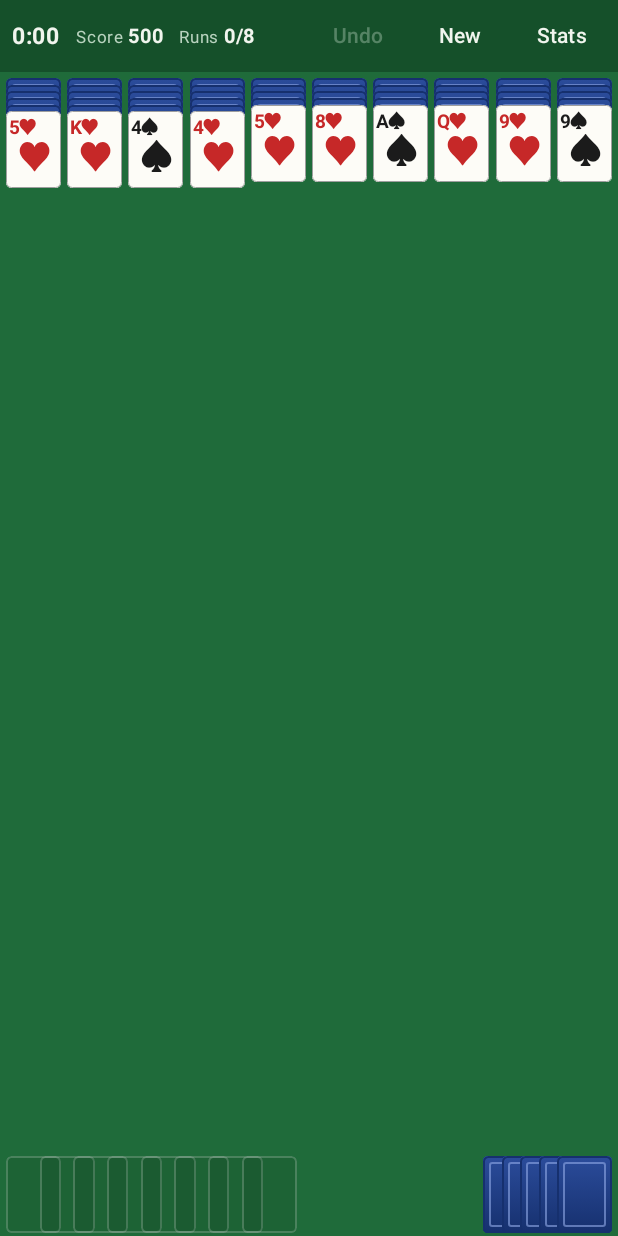
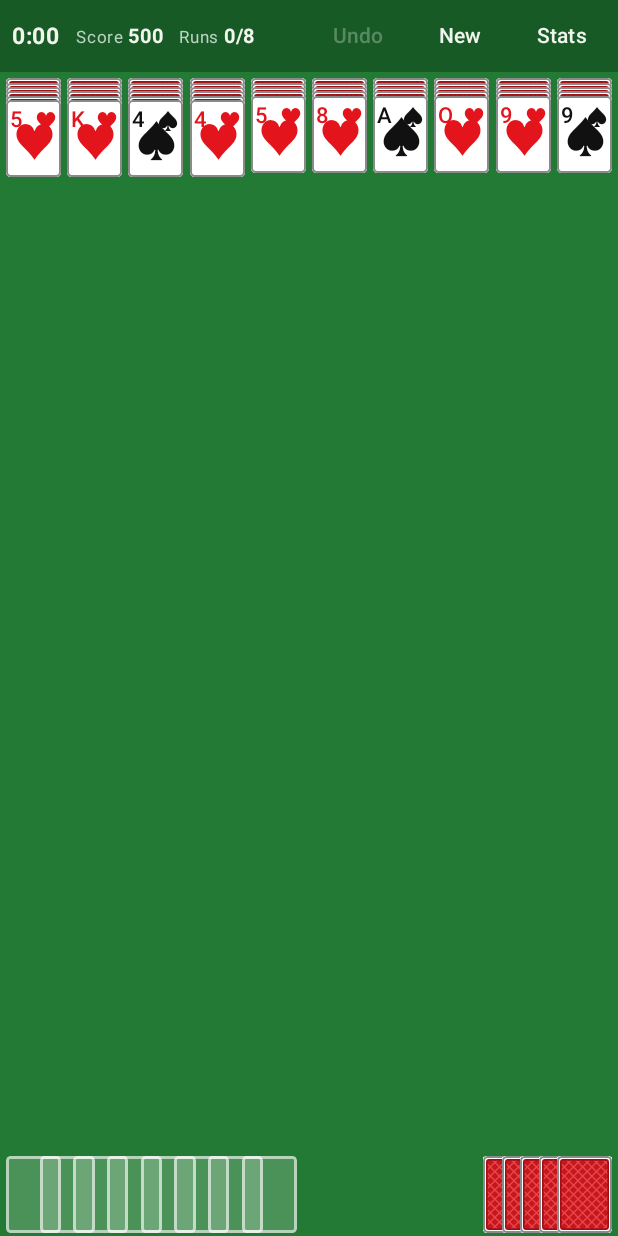
Before and after one commit to dvidianjh-cyber/SpiderGame, an Android app built with Jetpack Compose: the screen it shows after launch (MainActivity), on a phone screen of 412 x 824 dp. Run offline under Robolectric (Android 15) with nearby library versions, the phone set to English and light mode, and no system bars.

Commit message:
Restyle cards and deal new rows one card at a time (#3)
White faces with large rank and suit across the top and a big suit symbol
below, grey shading for face-up cards that can't move, red lattice backs
with tight face-down stacking. Dealing from the stock now sends each card
to its column in turn, face down until it lands.


Claude-Session: https://claude.ai/code/session_01PCpiZsexe8eBVQCeFUmCZ4

Co-authored-by: Claude <noreply@anthropic.com>

```diff
--- a/app/src/main/java/com/spidercards/app/ui/Board.kt
+++ b/app/src/main/java/com/spidercards/app/ui/Board.kt
@@ -1,9 +1,11 @@
 package com.spidercards.app.ui
 
+import androidx.compose.animation.core.FastOutSlowInEasing
 import androidx.compose.animation.core.Spring
 import androidx.compose.animation.core.animateIntOffsetAsState
 import androidx.compose.animation.core.snap
 import androidx.compose.animation.core.spring
+import androidx.compose.animation.core.tween
 import androidx.compose.foundation.gestures.detectDragGestures
 import androidx.compose.foundation.gestures.detectTapGestures
 import androidx.compose.foundation.layout.Box
@@ -139,16 +141,41 @@ private class BoardLayout(
         const val ASPECT = 1.4f
 
         // Overlaps, in card widths. UP leaves the rank and suit in the corner showing.
-        const val UP = 0.40f
-        const val DOWN = 0.12f
-        const val MIN_DOWN = 0.05f
+        const val UP = 0.50f
+        const val DOWN = 0.08f
+        const val MIN_DOWN = 0.035f
 
         /** Cards never shrink below this share of their full size, so they stay easy to tap. */
         const val MIN_SCALE = 0.55f
     }
 }
 
-private data class Placement(val card: Card, val x: Float, val y: Float, val z: Float)
+private data class Placement(val card: Card, val x: Float, val y: Float, val z: Float, val locked: Boolean = false)
+
+/** Remembers the last position seen, so a fresh deal can send its ten cards out one after another. */
+private class DealTracker {
+    private var lastState: GameState? = null
+    var delays: Map<Int, Int> = emptyMap()
+        private set
+
+    fun update(state: GameState) {
+        val last = lastState
+        if (last === state) return
+        delays = if (last != null && state.moves == last.moves + 1 &&
+            last.stock.size - state.stock.size == GameState.COLUMN_COUNT
+        ) {
+            val dealt = last.stock.takeLast(GameState.COLUMN_COUNT).map { it.id }.toSet()
+            buildMap {
+                state.columns.forEachIndexed { c, column ->
+                    column.lastOrNull()?.takeIf { it.id in dealt }?.let { put(it.id, c) }
+                }
+            }
+        } else {
+            emptyMap()
+        }
+        lastState = state
+    }
+}
 
 private data class Drag(val column: Int, val index: Int, val delta: Offset)
 
@@ -212,11 +239,17 @@ fun Board(
                 add(Placement(card.copy(faceUp = false), at.x, at.y, 200f + i))
             }
             state.columns.forEachIndexed { c, column ->
+                // Face-up cards above the movable run at the bottom of a column are shaded grey.
+                var runStart = column.size
+                while (runStart > 0 && Spider.isMovableRun(column, runStart - 1)) runStart--
                 column.forEachIndexed { i, card ->
-                    add(Placement(card, layout.columnX(c), layout.columnY[c][i], 400f + i))
+                    add(Placement(card, layout.columnX(c), layout.columnY[c][i], 400f + i, locked = i < runStart))
                 }
             }
         }
+
+        val dealTracker = remember { DealTracker() }
+        dealTracker.update(state)
 
         val activeDrag = drag
         val draggedIds = activeDrag?.let { d ->
@@ -229,16 +262,28 @@ fun Board(
                 val dx = if (dragging) activeDrag!!.delta.x else 0f
                 val dy = if (dragging) activeDrag!!.delta.y else 0f
                 val target = IntOffset((p.x + dx).roundToInt(), (p.y + dy).roundToInt())
+                val dealOrder = dealTracker.delays[p.card.id]
                 val position by animateIntOffsetAsState(
                     targetValue = target,
-                    animationSpec = if (dragging) snap() else spring(
-                        dampingRatio = Spring.DampingRatioNoBouncy,
-                        stiffness = Spring.StiffnessMediumLow,
-                    ),
+                    animationSpec = when {
+                        dragging -> snap()
+                        dealOrder != null -> tween(
+                            durationMillis = 200,
+                            delayMillis = dealOrder * 60,
+                            easing = FastOutSlowInEasing,
+                        )
+                        else -> spring(
+                            dampingRatio = Spring.DampingRatioNoBouncy,
+                            stiffness = Spring.StiffnessMediumLow,
+                        )
+                    },
                     label = "card",
                 )
+                // A dealt card stays face down until it lands.
+                val inFlight = dealOrder != null && position != target
                 CardFace(
-                    card = p.card,
+                    card = if (inFlight) p.card.copy(faceUp = false) else p.card,
+                    locked = p.locked,
                     width = cardWidthDp,
                     fontScale = fontScale,
                     highlighted = dragging,
--- a/app/src/main/java/com/spidercards/app/ui/CardFace.kt
+++ b/app/src/main/java/com/spidercards/app/ui/CardFace.kt
@@ -1,9 +1,12 @@
 package com.spidercards.app.ui
 
+import androidx.compose.foundation.Canvas
 import androidx.compose.foundation.background
 import androidx.compose.foundation.border
 import androidx.compose.foundation.layout.Box
+import androidx.compose.foundation.layout.Row
 import androidx.compose.foundation.layout.fillMaxSize
+import androidx.compose.foundation.layout.fillMaxWidth
 import androidx.compose.foundation.layout.padding
 import androidx.compose.foundation.shape.RoundedCornerShape
 import androidx.compose.material3.Text
@@ -11,8 +14,12 @@ import androidx.compose.runtime.Composable
 import androidx.compose.ui.Alignment
 import androidx.compose.ui.Modifier
 import androidx.compose.ui.draw.clip
-import androidx.compose.ui.graphics.Brush
+import androidx.compose.ui.geometry.CornerRadius
+import androidx.compose.ui.geometry.Offset
+import androidx.compose.ui.geometry.Size
 import androidx.compose.ui.graphics.Color
+import androidx.compose.ui.graphics.drawscope.Stroke
+import androidx.compose.ui.graphics.drawscope.clipRect
 import androidx.compose.ui.text.TextStyle
 import androidx.compose.ui.text.font.FontWeight
 import androidx.compose.ui.text.style.LineHeightStyle
@@ -24,80 +31,115 @@ import androidx.compose.ui.unit.sp
 import spider.game.Card
 
 object CardColors {
-    val face = Color(0xFFFDFCF7)
-    val edge = Color(0xFF9E9E9E)
-    val black = Color(0xFF1B1B1B)
-    val red = Color(0xFFC62828)
-    val backTop = Color(0xFF2B4C9B)
-    val backBottom = Color(0xFF16306E)
-    val backTrim = Color(0xFF8FA9E6)
-    val slot = Color(0x33FFFFFF)
+    val face = Color(0xFFFFFFFF)
+
+    /** Face-up cards that can't be moved (not part of the run at the bottom of their column). */
+    val locked = Color(0xFFCBCBCB)
+    val edge = Color(0xFF8A8A8A)
+    val black = Color(0xFF111111)
+    val red = Color(0xFFE3141B)
+    val back = Color(0xFFC8161D)
+    val backDark = Color(0xFF9E0F15)
+    val backLine = Color(0xFFE5474C)
+    val slot = Color(0x2EFFFFFF)
+    val slotEdge = Color(0x99FFFFFF)
 }
 
-private fun cardShape(width: Dp) = RoundedCornerShape(width * 0.1f)
+private fun cardShape(width: Dp) = RoundedCornerShape(width * 0.08f)
 
 /** Text sized from the card width rather than the system font scale, so it always fits the card. */
-@Composable
-private fun cardTextStyle(size: TextUnit, color: Color) = TextStyle(
+private fun cardTextStyle(size: TextUnit, color: Color, weight: FontWeight = FontWeight.Medium) = TextStyle(
     color = color,
     fontSize = size,
-    fontWeight = FontWeight.Bold,
+    fontWeight = weight,
     lineHeight = size,
     lineHeightStyle = LineHeightStyle(LineHeightStyle.Alignment.Center, LineHeightStyle.Trim.Both),
 )
 
 @Composable
-fun CardFace(card: Card, width: Dp, fontScale: Float, modifier: Modifier = Modifier, highlighted: Boolean = false) {
+fun CardFace(
+    card: Card,
+    width: Dp,
+    fontScale: Float,
+    modifier: Modifier = Modifier,
+    highlighted: Boolean = false,
+    locked: Boolean = false,
+) {
     val shape = cardShape(width)
     if (!card.faceUp) {
-        Box(
-            modifier
-                .clip(shape)
-                .background(Brush.verticalGradient(listOf(CardColors.backTop, CardColors.backBottom)))
-                .border(1.dp, CardColors.backBottom, shape)
-                .padding(width * 0.1f)
-                .border(1.dp, CardColors.backTrim.copy(alpha = 0.6f), RoundedCornerShape(width * 0.06f)),
-        )
+        CardBack(width, modifier)
         return
     }
     val color = if (card.suit.isRed) CardColors.red else CardColors.black
     // Sizes in sp derived from the card width, undoing the user's font scale so cards never overflow.
-    val corner = (width.value * 0.34f / fontScale).sp
-    val big = (width.value * 0.62f / fontScale).sp
+    val corner = (width.value * 0.40f / fontScale).sp
+    val big = (width.value * 0.78f / fontScale).sp
     Box(
         modifier
             .clip(shape)
-            .background(CardColors.face)
-            .border(if (highlighted) 2.dp else 0.5.dp, if (highlighted) Color(0xFFFFC107) else CardColors.edge, shape),
+            .background(if (locked) CardColors.locked else CardColors.face)
+            .border(
+                if (highlighted) 2.dp else 0.75.dp,
+                if (highlighted) Color(0xFFFFC107) else CardColors.edge,
+                shape,
+            ),
     ) {
-        // Rank and suit on one line, so a heavily overlapped card still shows both.
-        Text(
-            card.rankLabel + card.suit.symbol,
-            style = cardTextStyle(corner, color).copy(letterSpacing = (-0.5).sp),
-            maxLines = 1,
-            softWrap = false,
-            modifier = Modifier.padding(start = width * 0.05f, top = width * 0.03f),
-        )
+        // Rank on the left, suit on the right, both large so they read on a narrow overlap.
+        Row(
+            Modifier.fillMaxWidth().padding(start = width * 0.07f, end = width * 0.07f, top = width * 0.05f),
+            verticalAlignment = Alignment.CenterVertically,
+        ) {
+            Text(
+                card.rankLabel,
+                style = cardTextStyle(corner, color).copy(letterSpacing = (-1).sp),
+                maxLines = 1,
+                softWrap = false,
+                modifier = Modifier.weight(1f),
+            )
+            Text(card.suit.symbol, style = cardTextStyle(corner, color), maxLines = 1, softWrap = false)
+        }
         Text(
             card.suit.symbol,
             style = cardTextStyle(big, color).copy(textAlign = TextAlign.Center),
-            modifier = Modifier.align(Alignment.BottomCenter).padding(bottom = width * 0.12f),
+            modifier = Modifier.align(Alignment.BottomCenter).padding(bottom = width * 0.10f),
+        )
+    }
+}
+
+/** A red back with a white border and a woven lattice, drawn in code. */
+@Composable
+fun CardBack(width: Dp, modifier: Modifier = Modifier) {
+    val shape = cardShape(width)
+    Canvas(modifier.clip(shape).background(Color.White).border(0.75.dp, CardColors.edge, shape)) {
+        val inset = size.width * 0.07f
+        val inner = Size(size.width - inset * 2, size.height - inset * 2)
+        val radius = CornerRadius(size.width * 0.04f)
+        drawRoundRect(CardColors.back, topLeft = Offset(inset, inset), size = inner, cornerRadius = radius)
+        clipRect(inset, inset, size.width - inset, size.height - inset) {
+            val step = size.width / 6f
+            val stroke = size.width * 0.025f
+            var x = -size.height
+            while (x < size.width + size.height) {
+                drawLine(CardColors.backLine, Offset(x, 0f), Offset(x + size.height, size.height), stroke)
+                drawLine(CardColors.backLine, Offset(x, size.height), Offset(x + size.height, 0f), stroke)
+                x += step
+            }
+        }
+        drawRoundRect(
+            CardColors.backDark,
+            topLeft = Offset(inset, inset),
+            size = inner,
+            cornerRadius = radius,
+            style = Stroke(size.width * 0.03f),
         )
     }
 }
 
 /** The outline shown where a column, foundation or stock is empty. */
 @Composable
-fun EmptySlot(width: Dp, modifier: Modifier = Modifier, label: String? = null, fontScale: Float = 1f) {
+fun EmptySlot(width: Dp, modifier: Modifier = Modifier) {
     val shape = cardShape(width)
-    Box(modifier.clip(shape).border(1.dp, CardColors.slot, shape).background(Color(0x14000000))) {
-        if (label != null) {
-            Text(
-                label,
-                style = cardTextStyle((width.value * 0.3f / fontScale).sp, CardColors.slot),
-                modifier = Modifier.align(Alignment.Center),
-            )
-        }
+    Box(modifier.clip(shape).background(CardColors.slot).border(1.5.dp, CardColors.slotEdge, shape)) {
         Box(Modifier.fillMaxSize())
     }
 }
--- a/app/src/main/java/com/spidercards/app/ui/GameScreen.kt
+++ b/app/src/main/java/com/spidercards/app/ui/GameScreen.kt
@@ -40,8 +40,8 @@ import spider.game.Move
 import spider.game.Spider
 
 object TableColors {
-    val felt = Color(0xFF1F6B3A)
-    val feltDark = Color(0xFF15502A)
+    val felt = Color(0xFF237A35)
+    val feltDark = Color(0xFF175A26)
     val text = Color(0xFFF1F5EE)
     val dim = Color(0xFFB9D3BF)
     val accent = Color(0xFFFFC107)
--- a/app/src/main/res/values/colors.xml
+++ b/app/src/main/res/values/colors.xml
@@ -1,5 +1,5 @@
 <resources>
-    <color name="felt">#FF1F6B3A</color>
-    <color name="felt_dark">#FF15502A</color>
-    <color name="icon_bg">#FF1F6B3A</color>
+    <color name="felt">#FF237A35</color>
+    <color name="felt_dark">#FF175A26</color>
+    <color name="icon_bg">#FF237A35</color>
 </resources>
```
